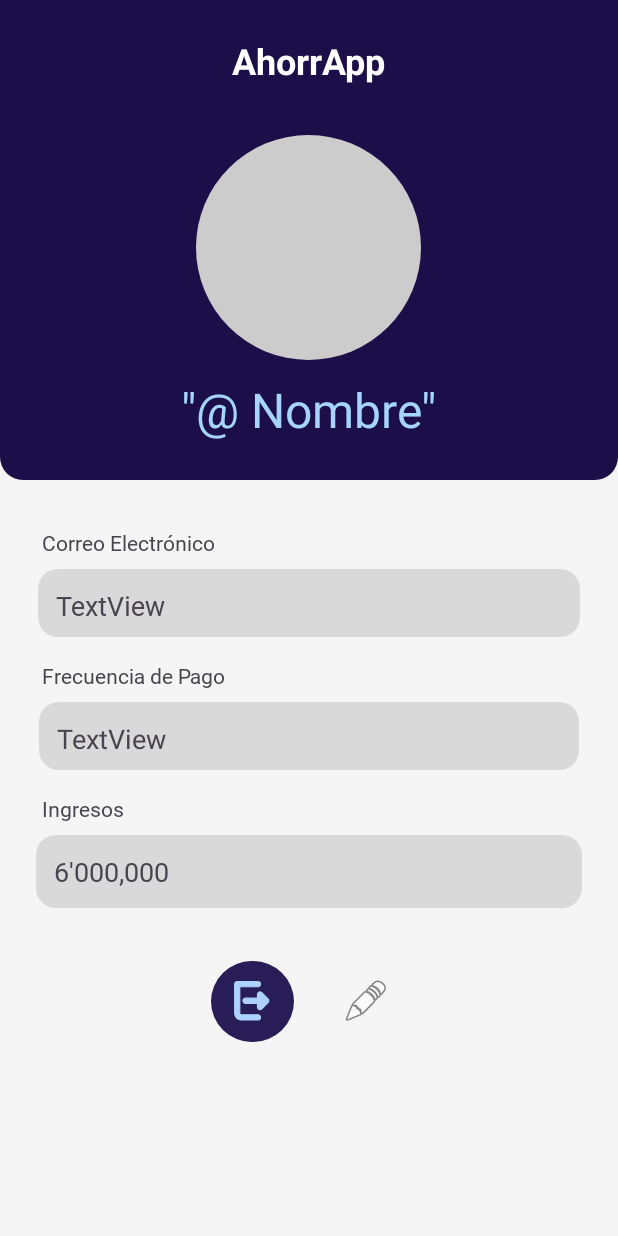
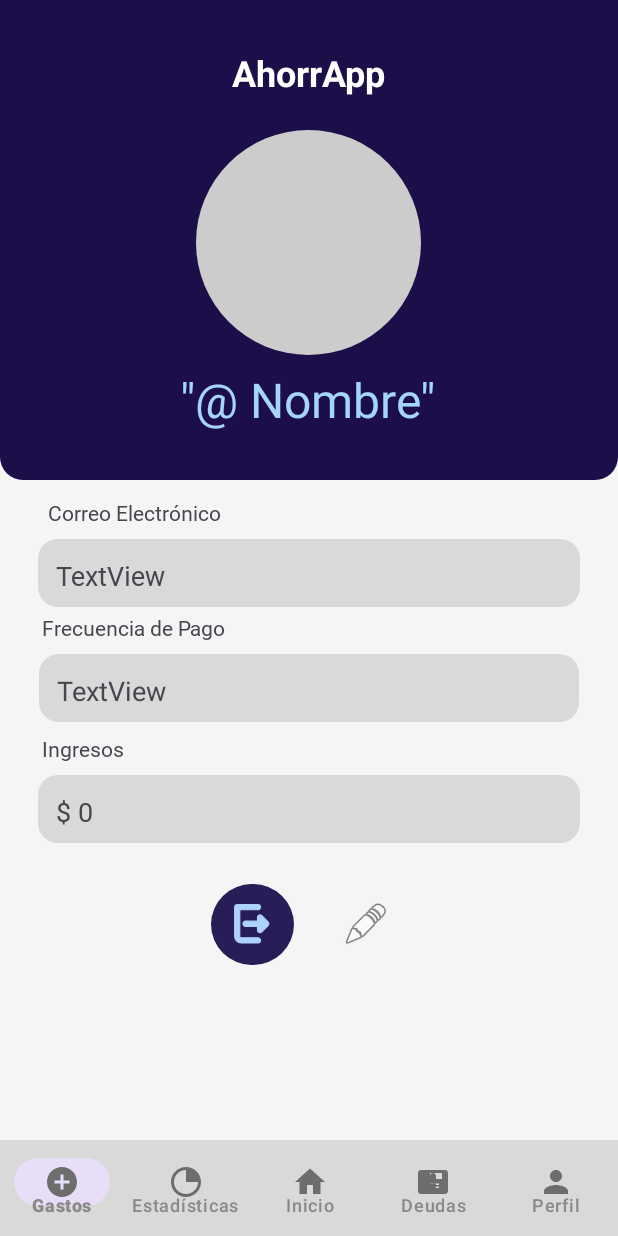
Before and after one commit to JosehhR/AhorrApp, an Android app: the PerfilActivity screen opened directly, with no data from a screen before it, on a phone screen of 412 x 824 dp. Run offline under Robolectric (Android 15) with nearby library versions, the phone set to English and light mode, and no system bars; our stand-ins replace Firebase (no records; nobody signed in at launch, a user with empty details on screens opened directly).

Commit message:
Ponerle la barrita del menu a la vista de cuenta

```diff
--- a/app/src/main/res/layout/activity_perfil.xml
+++ b/app/src/main/res/layout/activity_perfil.xml
@@ -7,6 +7,19 @@
     android:layout_height="match_parent"
     tools:context=".PerfilActivity"
     android:background="#F5F5F5">
+
+    <com.google.android.material.bottomnavigation.BottomNavigationView
+        android:id="@+id/bottom_menu"
+        android:layout_width="0dp"
+        android:layout_height="64dp"
+        android:background="#D9D9D9"
+        app:itemIconTint="#6D6D6D"
+        app:itemTextColor="#898989"
+        app:labelVisibilityMode="labeled"
+        app:layout_constraintBottom_toBottomOf="parent"
+        app:layout_constraintEnd_toEndOf="parent"
+        app:layout_constraintStart_toStartOf="parent"
+        app:menu="@menu/nav_menu" />
 
     <View
         android:id="@+id/viewHeader"
@@ -19,10 +32,94 @@
         app:layout_constraintTop_toTopOf="parent" />
 
     <TextView
+        android:id="@+id/tvEmailLabel"
+        android:layout_width="wrap_content"
+        android:layout_height="wrap_content"
+        android:layout_marginStart="32dp"
+        android:layout_marginTop="12dp"
+        android:fontFamily="@font/baloo_thambi_2"
+        android:text="Correo Electrónico"
+        app:layout_constraintStart_toStartOf="parent"
+        app:layout_constraintTop_toBottomOf="@id/viewHeader" />
+
+    <TextView
+        android:id="@+id/tvPaymentFrequencyLabel"
+        android:layout_width="wrap_content"
+        android:layout_height="wrap_content"
+        android:layout_marginStart="28dp"
+        android:layout_marginTop="4dp"
+        android:fontFamily="@font/baloo_thambi_2"
+        android:text="Frecuencia de Pago"
+        app:layout_constraintStart_toStartOf="parent"
+        app:layout_constraintTop_toBottomOf="@id/llEmail" />
+
+    <TextView
+        android:id="@+id/tvIncomeLabel"
+        android:layout_width="wrap_content"
+        android:layout_height="wrap_content"
+        android:layout_marginStart="28dp"
+        android:layout_marginTop="8dp"
+        android:fontFamily="@font/baloo_thambi_2"
+        android:text="Ingresos"
+        app:layout_constraintStart_toStartOf="parent"
+        app:layout_constraintTop_toBottomOf="@+id/linearLayout" />
+
+    <ImageButton
+        android:id="@+id/CerrarSesion"
+        android:layout_width="60dp"
+        android:layout_height="60dp"
+        android:layout_marginTop="24dp"
+        android:layout_marginEnd="16dp"
+        android:background="@drawable/ic_launcher_background"
+        android:src="@drawable/exit_profile_icon"
+        app:layout_constraintEnd_toStartOf="@id/btnAction2"
+        app:layout_constraintHorizontal_chainStyle="packed"
+        app:layout_constraintStart_toStartOf="parent"
+        app:layout_constraintTop_toBottomOf="@id/llIncome" />
+
+    <ImageButton
+        android:id="@+id/btnAction2"
+        android:layout_width="60dp"
+        android:layout_height="60dp"
+        android:layout_marginTop="24dp"
+        android:background="@drawable/ic_launcher_background"
+        android:src="@android:drawable/ic_menu_edit"
+        app:layout_constraintEnd_toEndOf="parent"
+        app:layout_constraintStart_toEndOf="@id/CerrarSesion"
+        app:layout_constraintTop_toBottomOf="@+id/llIncome" />
+
+    <ImageView
+        android:id="@+id/imageView"
+        android:layout_width="150dp"
+        android:layout_height="150dp"
+        android:layout_marginTop="21dp"
+        app:layout_constraintBottom_toTopOf="@+id/Name"
+        app:layout_constraintEnd_toEndOf="parent"
+        app:layout_constraintHorizontal_bias="0.498"
+        app:layout_constraintStart_toStartOf="parent"
+        app:layout_constraintTop_toBottomOf="@+id/tvAppName"
+        app:layout_constraintVertical_bias="0.076"
+        app:srcCompat="@drawable/default_icon" />
+
+    <TextView
+        android:id="@+id/Name"
+        android:layout_width="wrap_content"
+        android:layout_height="wrap_content"
+        android:layout_marginBottom="32dp"
+        android:text="&quot;@ Nombre&quot;"
+        android:textColor="@color/accent_text_color"
+        android:textSize="32sp"
+        android:typeface="normal"
+        app:layout_constraintBottom_toBottomOf="@+id/viewHeader"
+        app:layout_constraintEnd_toEndOf="parent"
+        app:layout_constraintHorizontal_bias="0.497"
+        app:layout_constraintStart_toStartOf="parent" />
+
+    <TextView
         android:id="@+id/tvAppName"
         android:layout_width="wrap_content"
         android:layout_height="wrap_content"
-        android:layout_marginTop="24dp"
+        android:layout_marginTop="32dp"
         android:text="AhorrApp"
         android:textColor="@android:color/white"
         android:textSize="24sp"
@@ -30,17 +127,6 @@
         app:layout_constraintEnd_toEndOf="parent"
         app:layout_constraintStart_toStartOf="parent"
         app:layout_constraintTop_toTopOf="@id/viewHeader" />
-
-    <TextView
-        android:id="@+id/tvEmailLabel"
-        android:layout_width="wrap_content"
-        android:layout_height="wrap_content"
-        android:layout_marginStart="28dp"
-        android:layout_marginTop="32dp"
-        android:fontFamily="@font/baloo_thambi_2"
-        android:text="Correo Electrónico"
-        app:layout_constraintStart_toStartOf="parent"
-        app:layout_constraintTop_toBottomOf="@id/viewHeader" />
 
     <LinearLayout
         android:id="@+id/llEmail"
@@ -65,98 +151,28 @@
             android:textSize="18sp" />
     </LinearLayout>
 
-    <TextView
-        android:id="@+id/tvPaymentFrequencyLabel"
-        android:layout_width="wrap_content"
-        android:layout_height="wrap_content"
-        android:layout_marginStart="28dp"
-        android:layout_marginTop="16dp"
-        android:fontFamily="@font/baloo_thambi_2"
-        android:text="Frecuencia de Pago"
-        app:layout_constraintStart_toStartOf="parent"
-        app:layout_constraintTop_toBottomOf="@id/llEmail" />
-
-    <TextView
-        android:id="@+id/tvIncomeLabel"
-        android:layout_width="wrap_content"
-        android:layout_height="wrap_content"
-        android:layout_marginStart="28dp"
-        android:layout_marginTop="16dp"
-        android:fontFamily="@font/baloo_thambi_2"
-        android:text="Ingresos"
-        app:layout_constraintStart_toStartOf="parent"
-        app:layout_constraintTop_toBottomOf="@+id/linearLayout" />
-
     <LinearLayout
         android:id="@+id/llIncome"
-        android:layout_width="0dp"
-        android:layout_height="wrap_content"
+        android:layout_width="361dp"
+        android:layout_height="45dp"
         android:layout_marginHorizontal="24dp"
         android:layout_marginTop="8dp"
         android:background="@drawable/text_box"
         android:orientation="horizontal"
         android:padding="12dp"
         app:layout_constraintEnd_toEndOf="parent"
-        app:layout_constraintHorizontal_bias="0.479"
         app:layout_constraintStart_toStartOf="parent"
         app:layout_constraintTop_toBottomOf="@id/tvIncomeLabel">
 
         <TextView
             android:id="@+id/Income"
-            android:layout_width="wrap_content"
-            android:layout_height="wrap_content"
+            android:layout_width="match_parent"
+            android:layout_height="match_parent"
+            android:layout_weight="1"
             android:fontFamily="@font/baloo_thambi_2"
-            android:text="6'000,000"
+            android:text="$ 0"
             android:textSize="18sp" />
     </LinearLayout>
-
-    <ImageButton
-        android:id="@+id/CerrarSesion"
-        android:layout_width="60dp"
-        android:layout_height="60dp"
-        android:layout_marginTop="32dp"
-        android:layout_marginEnd="16dp"
-        android:background="@drawable/ic_launcher_background"
-        android:src="@drawable/exit_profile_icon"
-        app:layout_constraintEnd_toStartOf="@id/btnAction2"
-        app:layout_constraintHorizontal_chainStyle="packed"
-        app:layout_constraintStart_toStartOf="parent"
-        app:layout_constraintTop_toBottomOf="@id/llIncome" />
-
-    <ImageButton
-        android:id="@+id/btnAction2"
-        android:layout_width="60dp"
-        android:layout_height="60dp"
-        android:src="@android:drawable/ic_menu_edit"
-        android:background="@drawable/ic_launcher_background"
-        app:layout_constraintTop_toTopOf="@id/CerrarSesion"
-        app:layout_constraintStart_toEndOf="@id/CerrarSesion"
-        app:layout_constraintEnd_toEndOf="parent"/>
-
-    <ImageView
-        android:id="@+id/imageView"
-        android:layout_width="150dp"
-        android:layout_height="150dp"
-        android:layout_marginTop="21dp"
-        app:layout_constraintBottom_toTopOf="@+id/Name"
-        app:layout_constraintEnd_toEndOf="parent"
-        app:layout_constraintHorizontal_bias="0.498"
-        app:layout_constraintStart_toStartOf="parent"
-        app:layout_constraintTop_toBottomOf="@+id/tvAppName"
-        app:srcCompat="@drawable/default_icon" />
-
-    <TextView
-        android:id="@+id/Name"
-        android:layout_width="wrap_content"
-        android:layout_height="wrap_content"
-        android:layout_marginBottom="25dp"
-        android:text="&quot;@ Nombre&quot;"
-        android:textColor="@color/accent_text_color"
-        android:textSize="32sp"
-        android:typeface="normal"
-        app:layout_constraintBottom_toBottomOf="@+id/viewHeader"
-        app:layout_constraintEnd_toEndOf="parent"
-        app:layout_constraintStart_toStartOf="parent" />
 
     <LinearLayout
         android:id="@+id/linearLayout"
@@ -168,7 +184,7 @@
         android:padding="12dp"
         app:layout_constraintEnd_toEndOf="parent"
         app:layout_constraintStart_toStartOf="parent"
-        app:layout_constraintTop_toBottomOf="@+id/tvPaymentFrequencyLabel">
+        app:layout_constraintTop_toBottomOf="@id/tvPaymentFrequencyLabel">
 
         <TextView
             android:id="@+id/Frequency"
```
